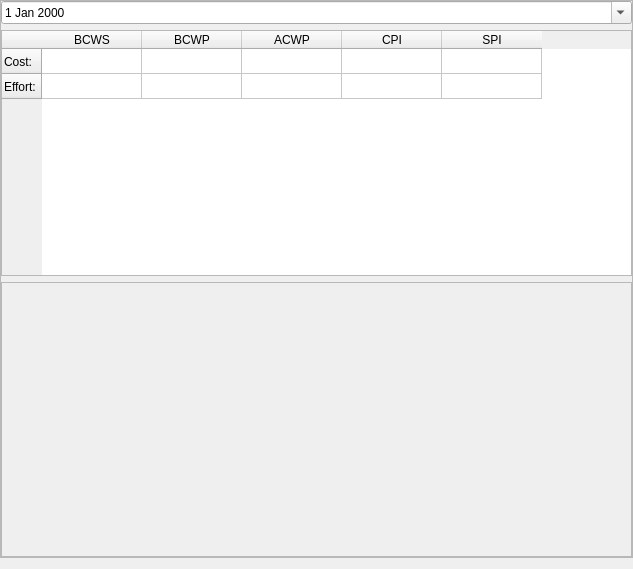
First picture: the form in plan/libs/ui/kptperformancestatus.ui, repository KDE/calligra, before the edit.
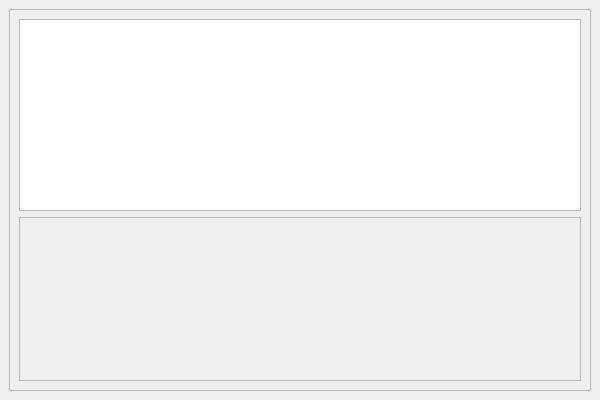
Second picture: the form after the edit. Custom widgets are drawn as their Qt base class.

Commit message:
Performance chart views: Show both cost- and effort based spi/cpi
Also add spi/cpi to chartitemmodel

What changed in the file:
```diff
--- a/plan/libs/ui/kptperformancestatus.ui
+++ b/plan/libs/ui/kptperformancestatus.ui
@@ -6,8 +6,8 @@
    <rect>
     <x>0</x>
     <y>0</y>
-    <width>633</width>
-    <height>569</height>
+    <width>600</width>
+    <height>400</height>
    </rect>
   </property>
   <property name="sizePolicy">
@@ -23,33 +23,25 @@
    <enum>Qt::CustomContextMenu</enum>
   </property>
   <layout class="QVBoxLayout" name="verticalLayout_4">
-   <property name="leftMargin">
-    <number>0</number>
-   </property>
-   <property name="topMargin">
-    <number>0</number>
-   </property>
-   <property name="rightMargin">
+   <property name="margin">
     <number>0</number>
    </property>
    <item>
-    <widget class="QFrame" name="frame_2">
-     <property name="focusPolicy">
-      <enum>Qt::StrongFocus</enum>
+    <widget class="QStackedWidget" name="ui_stack">
+     <property name="currentIndex">
+      <number>0</number>
      </property>
-     <property name="contextMenuPolicy">
-      <enum>Qt::NoContextMenu</enum>
-     </property>
-     <property name="frameShape">
-      <enum>QFrame::StyledPanel</enum>
-     </property>
-     <property name="frameShadow">
-      <enum>QFrame::Sunken</enum>
-     </property>
+     <widget class="QWidget" name="page_7">
      <layout class="QVBoxLayout" name="verticalLayout_2">
-      <property name="margin">
-       <number>0</number>
-      </property>
+       <item>
+        <widget class="QFrame" name="frame">
+         <property name="frameShape">
+          <enum>QFrame::StyledPanel</enum>
+         </property>
+         <property name="frameShadow">
+          <enum>QFrame::Raised</enum>
+         </property>
+         <layout class="QVBoxLayout" name="verticalLayout_5">
       <item>
        <widget class="QFrame" name="valuesFrame">
         <property name="frameShape">
@@ -63,131 +55,32 @@
           <number>0</number>
          </property>
          <item>
-          <layout class="QHBoxLayout" name="horizontalLayout_2">
-           <item>
-            <widget class="QDateEdit" name="dateEdit">
-             <property name="calendarPopup">
-              <bool>true</bool>
-             </property>
-            </widget>
-           </item>
-          </layout>
-         </item>
-         <item>
-          <widget class="PerformanceTableWidget" name="ui_performancetable">
+              <widget class="PerformanceTableView" name="ui_performancetable">
            <property name="sizePolicy">
-            <sizepolicy hsizetype="Expanding" vsizetype="Minimum">
+                <sizepolicy hsizetype="Expanding" vsizetype="Preferred">
              <horstretch>0</horstretch>
              <verstretch>0</verstretch>
             </sizepolicy>
            </property>
-           <property name="focusPolicy">
-            <enum>Qt::NoFocus</enum>
-           </property>
-           <attribute name="horizontalHeaderCascadingSectionResizes">
-            <bool>true</bool>
-           </attribute>
-           <attribute name="verticalHeaderCascadingSectionResizes">
-            <bool>true</bool>
-           </attribute>
+               <property name="verticalScrollBarPolicy">
+                <enum>Qt::ScrollBarAsNeeded</enum>
+               </property>
+               <property name="horizontalScrollBarPolicy">
+                <enum>Qt::ScrollBarAlwaysOff</enum>
+               </property>
+               <property name="selectionMode">
+                <enum>QAbstractItemView::NoSelection</enum>
+               </property>
            <attribute name="verticalHeaderDefaultSectionSize">
-            <number>25</number>
-           </attribute>
-           <attribute name="verticalHeaderStretchLastSection">
-            <bool>false</bool>
-           </attribute>
-           <row>
-            <property name="text">
-             <string>Cost:</string>
-            </property>
-           </row>
-           <row>
-            <property name="text">
-             <string>Effort:</string>
-            </property>
-           </row>
-           <column>
-            <property name="text">
-             <string>BCWS</string>
-            </property>
-           </column>
-           <column>
-            <property name="text">
-             <string>BCWP</string>
-            </property>
-           </column>
-           <column>
-            <property name="text">
-             <string>ACWP</string>
-            </property>
-           </column>
-           <column>
-            <property name="text">
-             <string>CPI</string>
-            </property>
-           </column>
-           <column>
-            <property name="text">
-             <string>SPI</string>
-            </property>
-           </column>
-           <item row="0" column="0">
-            <property name="textAlignment">
-             <set>AlignRight|AlignVCenter</set>
-            </property>
-           </item>
-           <item row="0" column="1">
-            <property name="textAlignment">
-             <set>AlignRight|AlignVCenter</set>
-            </property>
-           </item>
-           <item row="0" column="2">
-            <property name="textAlignment">
-             <set>AlignRight|AlignVCenter</set>
-            </property>
-           </item>
-           <item row="0" column="3">
-            <property name="textAlignment">
-             <set>AlignRight|AlignVCenter</set>
-            </property>
-           </item>
-           <item row="0" column="4">
-            <property name="textAlignment">
-             <set>AlignRight|AlignVCenter</set>
-            </property>
-           </item>
-           <item row="1" column="0">
-            <property name="textAlignment">
-             <set>AlignRight|AlignVCenter</set>
-            </property>
-           </item>
-           <item row="1" column="1">
-            <property name="textAlignment">
-             <set>AlignRight|AlignVCenter</set>
-            </property>
-           </item>
-           <item row="1" column="2">
-            <property name="textAlignment">
-             <set>AlignRight|AlignVCenter</set>
-            </property>
-           </item>
-           <item row="1" column="3">
-            <property name="textAlignment">
-             <set>AlignRight|AlignVCenter</set>
-            </property>
-           </item>
-           <item row="1" column="4">
-            <property name="textAlignment">
-             <set>AlignRight|AlignVCenter</set>
-            </property>
-           </item>
+                <number>20</number>
+               </attribute>
           </widget>
          </item>
         </layout>
        </widget>
       </item>
       <item>
-       <widget class="QFrame" name="frame">
+           <widget class="QFrame" name="ui_chartframe">
         <property name="frameShape">
          <enum>QFrame::StyledPanel</enum>
         </property>
@@ -199,12 +92,30 @@
           <number>0</number>
          </property>
          <item>
-          <widget class="KDChart::Chart" name="ui_chart" native="true"/>
+              <widget class="KDChart::Chart" name="ui_chart" native="true">
+               <property name="minimumSize">
+                <size>
+                 <width>0</width>
+                 <height>100</height>
+                </size>
+               </property>
+              </widget>
          </item>
         </layout>
        </widget>
       </item>
      </layout>
+        </widget>
+       </item>
+      </layout>
+     </widget>
+     <widget class="QWidget" name="page_8">
+      <layout class="QVBoxLayout" name="verticalLayout_7">
+       <item>
+        <widget class="QTableView" name="ui_tableView"/>
+       </item>
+      </layout>
+     </widget>
     </widget>
    </item>
   </layout>
@@ -217,8 +128,8 @@
    <container>1</container>
   </customwidget>
   <customwidget>
-   <class>PerformanceTableWidget</class>
-   <extends>QTableWidget</extends>
+   <class>PerformanceTableView</class>
+   <extends>QTableView</extends>
    <header>kptperformancetablewidget.h</header>
   </customwidget>
  </customwidgets>
```
Lines whose indentation alone changed are shown as unchanged. The commit also changes 9 other files.
